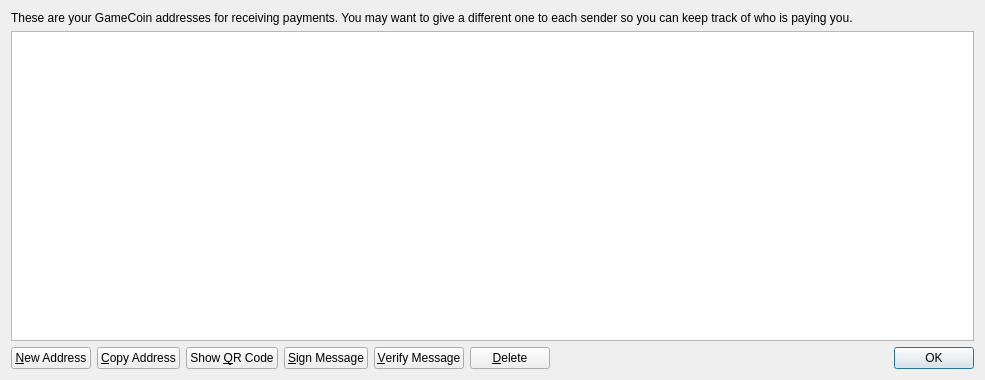
Old version of the form src/qt/forms/addressbookpage.ui in the repository GhostLion/GameCoin.
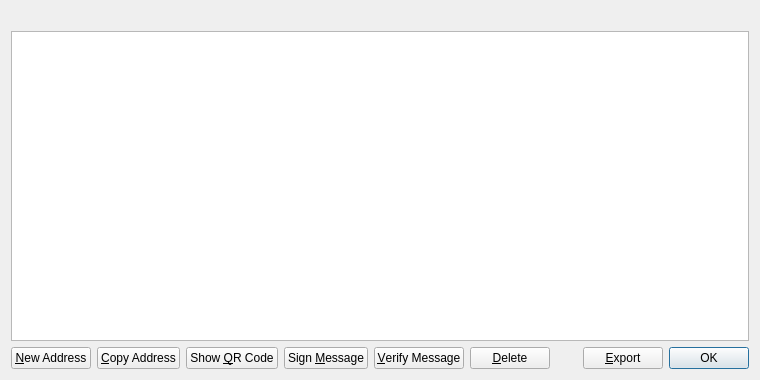
New version of the form. Icons and pictures are not drawn.

Patch:
```diff
--- a/src/qt/forms/addressbookpage.ui
+++ b/src/qt/forms/addressbookpage.ui
@@ -6,7 +6,7 @@
    <rect>
     <x>0</x>
     <y>0</y>
-    <width>985</width>
+    <width>760</width>
     <height>380</height>
    </rect>
   </property>
@@ -16,9 +16,6 @@
   <layout class="QVBoxLayout" name="verticalLayout">
    <item>
     <widget class="QLabel" name="labelExplanation">
-     <property name="text">
-      <string>These are your GameCoin addresses for receiving payments. You may want to give a different one to each sender so you can keep track of who is paying you.</string>
-     </property>
      <property name="textFormat">
       <enum>Qt::PlainText</enum>
      </property>
@@ -102,7 +99,7 @@
         <string>Sign a message to prove you own a Bitcoin address</string>
        </property>
        <property name="text">
-        <string>&amp;Sign Message</string>
+        <string>Sign &amp;Message</string>
        </property>
        <property name="icon">
         <iconset resource="../bitcoin.qrc">
@@ -151,6 +148,20 @@
        </property>
       </spacer>
      </item>
+     <item>
+      <widget class="QPushButton" name="exportButton">
+       <property name="toolTip">
+        <string>Export the data in the current tab to a file</string>
+       </property>
+       <property name="text">
+        <string>&amp;Export</string>
+       </property>
+       <property name="icon">
+        <iconset resource="../bitcoin.qrc">
+         <normaloff>:/icons/export</normaloff>:/icons/export</iconset>
+       </property>
+      </widget>
+     </item>
      <item>
       <widget class="QDialogButtonBox" name="buttonBox">
        <property name="sizePolicy">
```
Left out of the diff: 12 changed lines with no effect on the pictures.
